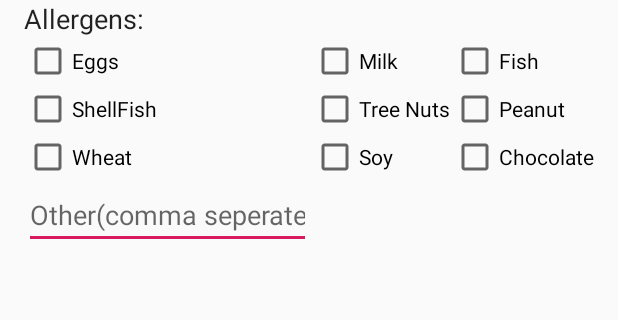
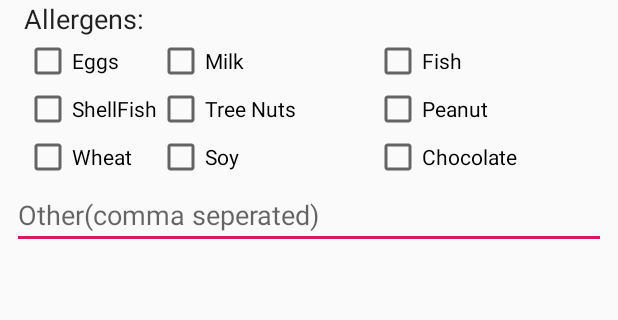
Before and after one commit to jallenNJ/AllergyAlly, an Android app: the UploadImage screen opened directly, with no data from a screen before it, on a phone screen of 412 x 824 dp, the part 384-704 px from its top. Run offline under Robolectric (Android 15) with nearby library versions, the light colour scheme and no system bars; our stand-ins replace Volley.

Commit message:
Fixed formatting

```diff
--- a/Android/app/src/main/java/edu/ramapo/jallen6/hackruapp/MenuItems.java
+++ b/Android/app/src/main/java/edu/ramapo/jallen6/hackruapp/MenuItems.java
@@ -3,6 +3,7 @@ package edu.ramapo.jallen6.hackruapp;
 import android.content.Intent;
 import android.support.v7.app.AppCompatActivity;
 import android.os.Bundle;
+import android.view.Gravity;
 import android.view.View;
 import android.widget.LinearLayout;
 import android.widget.TextView;
@@ -13,7 +14,7 @@ import org.json.JSONObject;
 
 
 public class MenuItems extends AppCompatActivity {
-    public static String parsedData;
+
     public static final String ITEM_EXTRA = "items";
 
     @Override
@@ -38,6 +39,7 @@ public class MenuItems extends AppCompatActivity {
 
             TextView listItem = new TextView(this);
             listItem.setText(allergen.trim().replace("'",""));
+            listItem.setGravity(View.TEXT_ALIGNMENT_CENTER);
             layout.addView(listItem);
         }
 
--- a/Android/app/src/main/java/edu/ramapo/jallen6/hackruapp/UploadImage.java
+++ b/Android/app/src/main/java/edu/ramapo/jallen6/hackruapp/UploadImage.java
@@ -49,8 +49,8 @@ public class UploadImage extends AppCompatActivity {
         checkBoxIds = new int[] {R.id.eggCheck, R.id.milkCheck, R.id.fishCheck, R.id.shellFishCheckbox,
                 R.id.treeNutCheckBox, R.id.peanutCheckBox, R.id.wheatCheck, R.id.soyCheck, R.id.chocolateCheck};
 
-        checkBoxText = new String[][] {{"Egg", "Eggs"}, {"Milk"}, {"Fish"}, {"ShellFish"}, {"Tree Nut"},
-                {"Peanut"}, {"Wheat"}, {"Soy"}, {"Chocolate" , "Cocoa"}};
+        checkBoxText = new String[][] {{"Egg"}, {"Milk"}, {"Fish"}, {"ShellFish"}, {"TreeNut"},
+                {"Peanut"}, {"Wheat"}, {"Soy"}, {"Chocolate"}};
 
         findViewById(R.id.uploadImageSelectedImage).setOnClickListener(new View.OnClickListener() {
             @Override
@@ -113,7 +113,7 @@ public class UploadImage extends AppCompatActivity {
     public void uploadImage(View v){
         String base64Image = getStringImage(selectedImage);
 
-        //Log.i("ImageString", base64Image);
+        Log.i("ImageString", base64Image);
         ArrayList<String> allergens = new ArrayList<>();
         for(int i =0; i < checkBoxIds.length; i++){
             CheckBox current = findViewById(checkBoxIds[i]);
--- a/Android/app/src/main/res/layout/activity_menu_items.xml
+++ b/Android/app/src/main/res/layout/activity_menu_items.xml
@@ -15,6 +15,8 @@
             app:layout_constraintTop_toTopOf="parent" app:layout_constraintBottom_toBottomOf="parent"
             android:layout_marginBottom="8dp">
         <LinearLayout android:layout_width="match_parent" android:layout_height="wrap_content"
-                      android:orientation="vertical" android:id="@+id/menuItems_Layout"/>
+                      android:orientation="vertical" android:id="@+id/menuItems_Layout"
+                      android:gravity="center">
+        </LinearLayout>
     </ScrollView>
 </android.support.constraint.ConstraintLayout>
--- a/Android/app/src/main/res/layout/activity_upload_image.xml
+++ b/Android/app/src/main/res/layout/activity_upload_image.xml
@@ -29,11 +29,10 @@
     <TableLayout
             android:layout_width="match_parent"
             android:layout_height="0dp" app:layout_constraintTop_toBottomOf="@+id/uploadImageSelectedImage"
-            android:layout_marginBottom="8dp" app:layout_constraintBottom_toBottomOf="parent"
             app:layout_constraintStart_toStartOf="parent" android:layout_marginStart="16dp"
             app:layout_constraintEnd_toEndOf="parent" android:layout_marginEnd="16dp"
             android:stretchColumns="1,2"
-            android:shrinkColumns="0">
+            android:shrinkColumns="0" android:id="@+id/tableLayout">
 
         <TableRow android:layout_width="match_parent" android:layout_height="match_parent">
             <TextView
@@ -85,15 +84,14 @@
                     android:layout_width="wrap_content"
                     android:layout_height="wrap_content" android:id="@+id/chocolateCheck"/>
         </TableRow>
-        <TableRow
-                android:layout_width="match_parent"
-                android:layout_height="match_parent">
-            <EditText
-                    android:layout_width="wrap_content"
-                    android:layout_height="wrap_content"
-                    android:inputType="textPersonName"
-                    android:ems="10"
-                    android:id="@+id/uploadImage_OtherText" android:hint="@string/otherAllergenText"/>
-        </TableRow>
     </TableLayout>
+    <EditText
+            android:layout_width="0dp"
+            android:layout_height="wrap_content"
+            android:inputType="textPersonName"
+            android:ems="10"
+            android:id="@+id/uploadImage_OtherText" android:hint="@string/otherAllergenText"
+            app:layout_constraintTop_toBottomOf="@+id/tableLayout" android:layout_marginStart="8dp"
+            app:layout_constraintStart_toStartOf="parent" android:layout_marginEnd="8dp"
+            app:layout_constraintEnd_toEndOf="parent"/>
 </android.support.constraint.ConstraintLayout>
```
